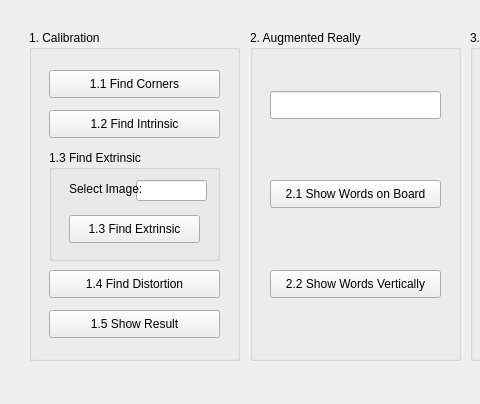
Above: python/CVDL/homework1/Code/Homework1/UI.ui from ChengTsungPao/working before the change; both pictures show x 0 to 480 and y 0 to 404 of the 932 by 404 pixel window. Below: the same form after it.
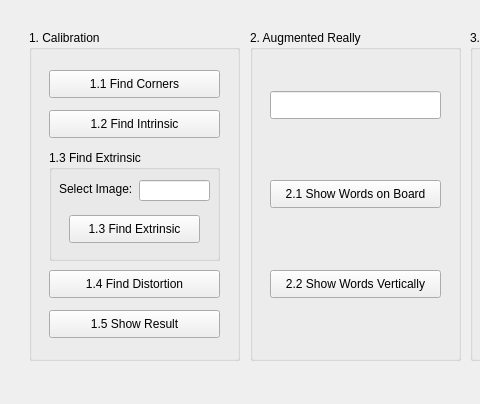
That is the form after the change.

Diff of the .ui file:
```diff
--- a/python/CVDL/homework1/Code/Homework1/UI.ui
+++ b/python/CVDL/homework1/Code/Homework1/UI.ui
@@ -106,7 +106,7 @@
      <widget class="QLineEdit" name="Calibration_InputBox">
       <property name="geometry">
        <rect>
-        <x>87</x>
+        <x>90</x>
         <y>30</y>
         <width>71</width>
         <height>21</height>
@@ -119,7 +119,7 @@
      <widget class="QLabel" name="label">
       <property name="geometry">
        <rect>
-        <x>20</x>
+        <x>10</x>
         <y>31</y>
         <width>91</width>
         <height>16</height>
```
Left out of the diff: 2 changed lines with no effect on the pictures.
